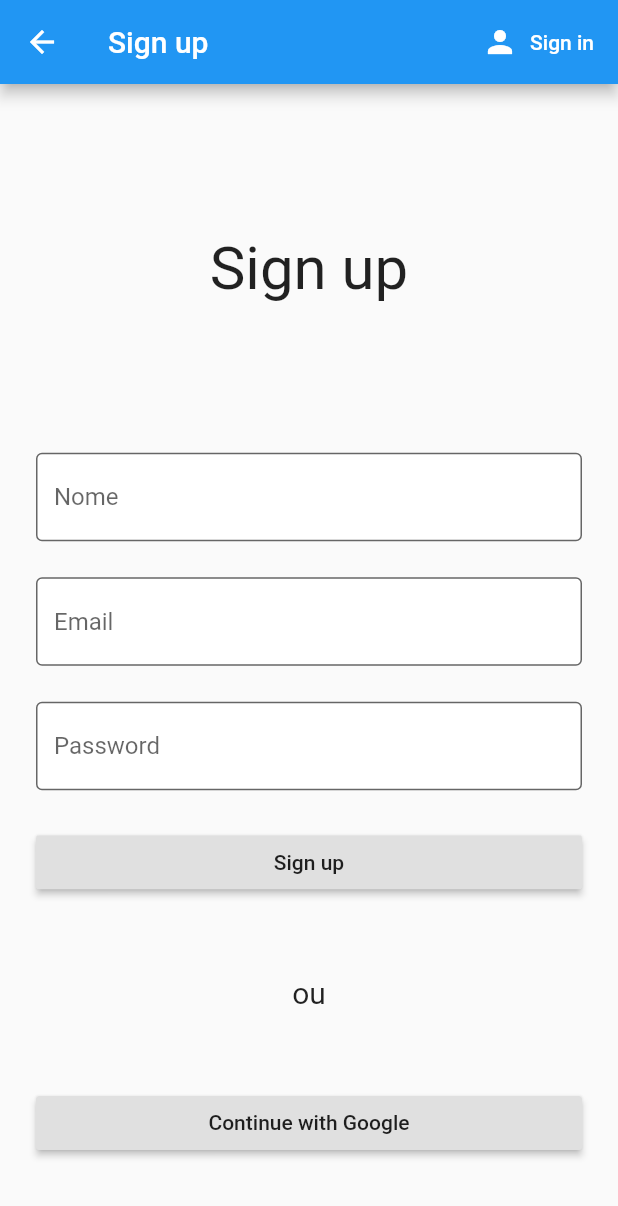
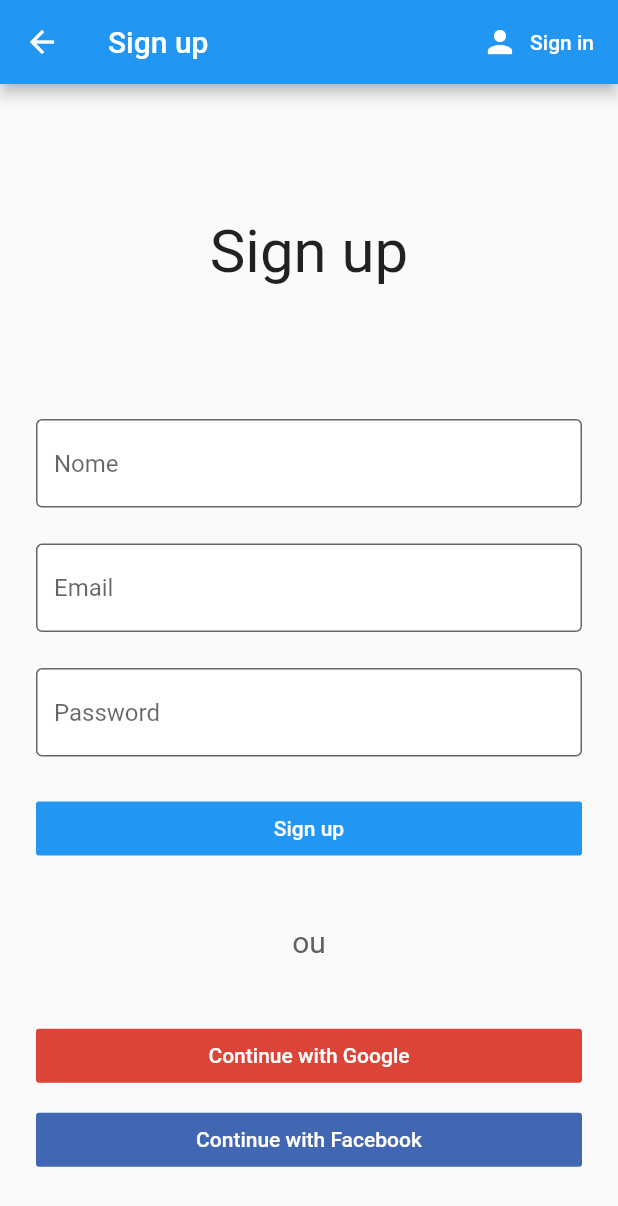
Before and after one commit to andreferrazz/flutter-ecommerce-app, a Flutter app: the Register screen opened directly, on a phone screen of 412 x 824 dp. Shown: the top 1206 px of the screen. Run offline on Flutter 3.47's test engine with Material 2 defaults, Android fonts, the phone set to English and light mode, and no system bars; our stand-ins replace firebase_auth, firebase_core; accounts and stored records are empty; network calls fail.

Commit message:
UI feature: improved style of buttons in SignUp screen

```diff
--- a/lib/screens/authenticate/register.dart
+++ b/lib/screens/authenticate/register.dart
@@ -159,7 +159,10 @@ class _RegisterState extends State<Register> {
                           height: 24.0,
                         ),
                         RaisedButton(
-                          child: Text('Sign up'),
+                          color: Theme.of(context).primaryColor,
+                          elevation: 0,
+                          child: Text('Sign up',
+                              style: TextStyle(color: Colors.white)),
                           onPressed: _signUp,
                         ),
                       ],
@@ -167,11 +170,33 @@ class _RegisterState extends State<Register> {
                     Text(
                       'ou',
                       textAlign: TextAlign.center,
-                      style: TextStyle(fontSize: 20.0),
+                      style: TextStyle(fontSize: 20.0, color: Colors.grey[700]),
                     ),
-                    RaisedButton(
-                      child: Text('Continue with Google'),
-                      onPressed: () {},
+                    Column(
+                      crossAxisAlignment: CrossAxisAlignment.stretch,
+                      children: <Widget>[
+                        RaisedButton(
+                          color: Color.fromARGB(255, 219, 68, 55),
+                          elevation: 0,
+                          child: Text('Continue with Google',
+                              style: TextStyle(color: Colors.white)),
+                          onPressed: () {
+                            // TODO: call the auth service to sign in with google
+                          },
+                        ),
+                        SizedBox(
+                          height: 8.0,
+                        ),
+                        RaisedButton(
+                          color: Color.fromARGB(255, 66, 103, 178),
+                          elevation: 0,
+                          child: Text('Continue with Facebook',
+                              style: TextStyle(color: Colors.white)),
+                          onPressed: () async {
+                            // TODO: call the auth service to sign in with facebook
+                          },
+                        ),
+                      ],
                     ),
                   ],
                 ),
```
